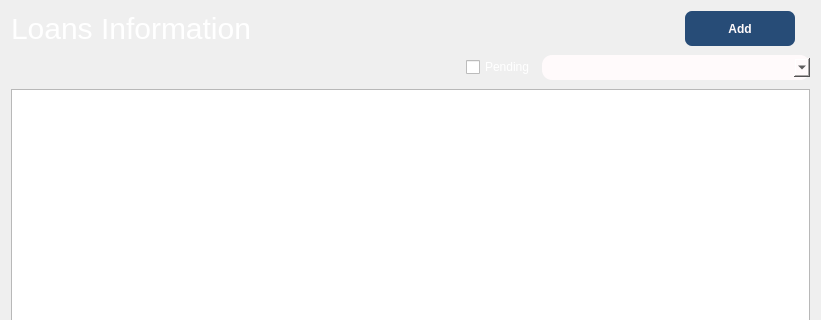
First picture: the form in ui/widgets/loanwidget.ui, repository ahmedivy/hr-ms, before the edit; both pictures show x 0 to 821 and y 0 to 320 of the 821 by 647 pixel window.
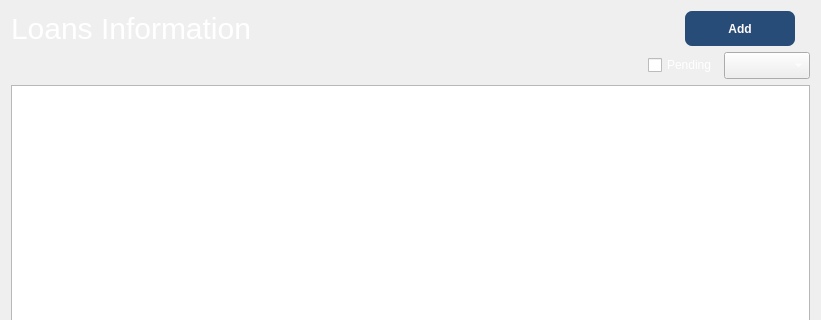
Second picture: the form after the edit.

```diff
--- a/ui/widgets/loanwidget.ui
+++ b/ui/widgets/loanwidget.ui
@@ -111,11 +111,8 @@
          <item>
           <widget class="QComboBox" name="orgField">
            <property name="styleSheet">
-            <string notr="true">background-color:#FFFAFB;
-width:250px;
-height: 25px;
-margin: 3px 0;
-border-radius:10px;
+            <string notr="true">color: white;
+font-size: 16px
 </string>
            </property>
           </widget>
```
